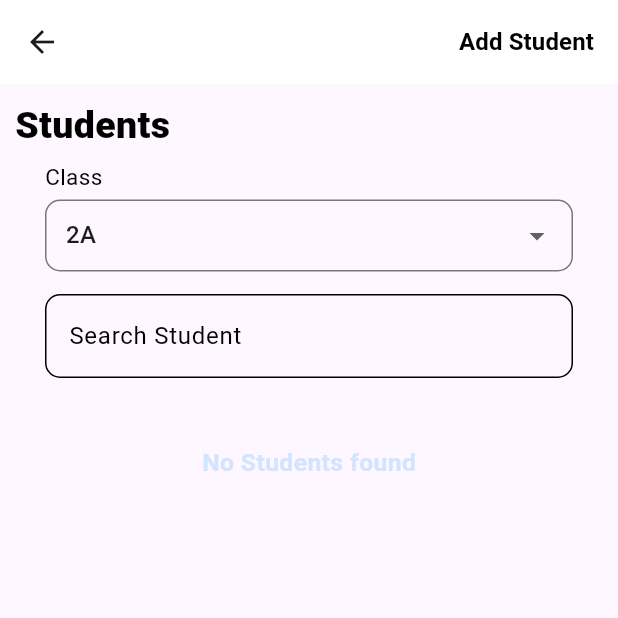
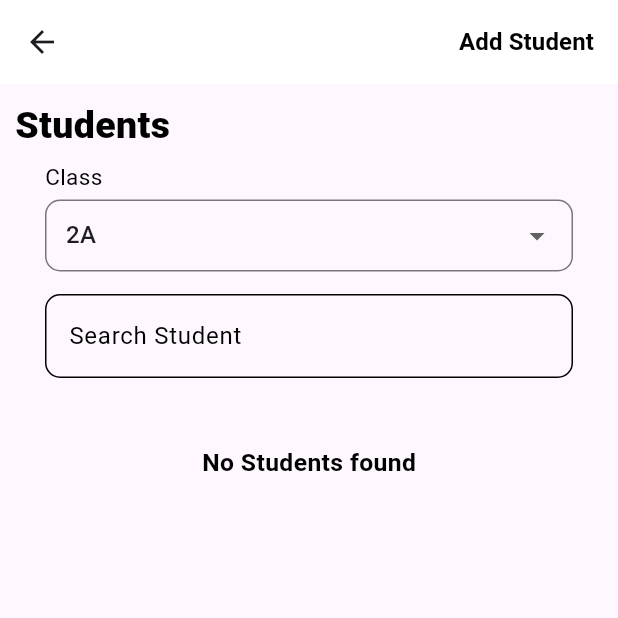
Before and after one commit to IMUSARAZA/ClassInsight, a Flutter app: the ManageStudents screen opened directly, on a phone screen of 412 x 824 dp, the top half of it. Run offline on Flutter 3.47's test engine with Material 3 defaults, Android fonts, the light colour scheme and no system bars; our stand-ins replace cloud_firestore, firebase_core; accounts and stored records are empty.

Commit message:
result edit and elete buttons added. next work is edit student screen

```diff
--- a/lib/Admin/ManageStudents.dart
+++ b/lib/Admin/ManageStudents.dart
@@ -1,3 +1,5 @@
+// ignore_for_file: prefer_const_constructors
+
 import 'package:classinsight/Const/Appcolors.dart';
 import 'package:classinsight/Model/StudentModel.dart';
 import 'package:classinsight/Services/Database_Service.dart';
@@ -111,8 +113,8 @@ class _ManageStudentsState extends State<ManageStudents> {
                         BorderSide(color: Appcolors.appLightBlue, width: 2.0),
                   ),
                 ),
-                items: <String>['2A', '1C', '3B', '3D', '4A']
-                    .map((String value) {
+                items:
+                    <String>['2A', '1C', '3B', '3D', '4A'].map((String value) {
                   return DropdownMenuItem<String>(
                     value: value,
                     child: Text(value),
@@ -166,7 +168,7 @@ class _ManageStudentsState extends State<ManageStudents> {
                     child: Text(
                       'No Students found',
                       style: TextStyle(
-                        color: Appcolors.appLightBlue,
+                        color: Colors.black,
                         fontSize: MediaQuery.of(context).size.width * 0.04,
                         fontWeight: FontWeight.w600,
                       ),
@@ -223,10 +225,43 @@ class _ManageStudentsState extends State<ManageStudents> {
                             ),
                           ),
                         ),
+                        DataColumn(
+                          label: Text(
+                            'Result',
+                            style: TextStyle(
+                              color: Colors.black,
+                              fontSize:
+                                  MediaQuery.of(context).size.width * 0.03,
+                              fontWeight: FontWeight.w600,
+                            ),
+                          ),
+                        ),
+                        DataColumn(
+                          label: Text(
+                            'Edit',
+                            style: TextStyle(
+                              color: Colors.black,
+                              fontSize:
+                                  MediaQuery.of(context).size.width * 0.03,
+                              fontWeight: FontWeight.w600,
+                            ),
+                          ),
+                        ),
+                        DataColumn(
+                          label: Text(
+                            'Delete',
+                            style: TextStyle(
+                              color: Colors.black,
+                              fontSize:
+                                  MediaQuery.of(context).size.width * 0.03,
+                              fontWeight: FontWeight.w600,
+                            ),
+                          ),
+                        ),
                       ],
                       rows: snapshot.data!
                           .map((Student student) => DataRow(
-                                color: MaterialStateColor.resolveWith(
+                                color: WidgetStateColor.resolveWith(
                                     (states) => Appcolors.appDarkBlue),
                                 cells: [
                                   DataCell(
@@ -234,10 +269,9 @@ class _ManageStudentsState extends State<ManageStudents> {
                                       student.studentRollNo,
                                       style: TextStyle(
                                         color: Colors.black,
-                                        fontSize: MediaQuery.of(context)
-                                                .size
-                                                .width *
-                                            0.03,
+                                        fontSize:
+                                            MediaQuery.of(context).size.width *
+                                                0.03,
                                         fontWeight: FontWeight.w600,
                                       ),
                                     ),
@@ -247,10 +281,9 @@ class _ManageStudentsState extends State<ManageStudents> {
                                       student.name,
                                       style: TextStyle(
                                         color: Colors.black,
-                                        fontSize: MediaQuery.of(context)
-                                                .size
-                                                .width *
-                                            0.03,
+                                        fontSize:
+                                            MediaQuery.of(context).size.width *
+                                                0.03,
                                         fontWeight: FontWeight.w600,
                                       ),
                                     ),
@@ -260,10 +293,9 @@ class _ManageStudentsState extends State<ManageStudents> {
                                       student.gender,
                                       style: TextStyle(
                                         color: Colors.black,
-                                        fontSize: MediaQuery.of(context)
-                                                .size
-                                                .width *
-                                            0.03,
+                                        fontSize:
+                                            MediaQuery.of(context).size.width *
+                                                0.03,
                                         fontWeight: FontWeight.w600,
                                       ),
                                     ),
@@ -273,11 +305,67 @@ class _ManageStudentsState extends State<ManageStudents> {
                                       student.fatherName,
                                       style: TextStyle(
                                         color: Colors.black,
-                                        fontSize: MediaQuery.of(context)
-                                                .size
-                                                .width *
-                                            0.03,
+                                        fontSize:
+                                            MediaQuery.of(context).size.width *
+                                                0.03,
                                         fontWeight: FontWeight.w600,
+                                      ),
+                                    ),
+                                  ),
+                                  DataCell(
+                                    GestureDetector(
+                                      onTap: () {
+                                        print(
+                                            "Result button pressed for student: ${student.name}");
+                                        // Replace with your logic to handle edit action
+                                      },
+                                      child: Image.asset(
+                                        "lib/Assets/result.png",
+                                        width:
+                                            MediaQuery.of(context).size.width *
+                                                0.03,
+                                        height:
+                                            MediaQuery.of(context).size.width *
+                                                0.03,
+                                        color: Colors.black,
+                                      ),
+                                    ),
+                                  ),
+                                  DataCell(
+                                    GestureDetector(
+                                      onTap: () {
+                                        print(
+                                            "Edit button pressed for student: ${student.name}");
+                                        // Replace with your logic to handle edit action
+                                      },
+                                      child: Image.asset(
+                                        "lib/Assets/edit.png",
+                                        width:
+                                            MediaQuery.of(context).size.width *
+                                                0.03,
+                                        height:
+                                            MediaQuery.of(context).size.width *
+                                                0.03,
+                                        color: Colors.black,
+                                      ),
+                                    ),
+                                  ),
+                                  DataCell(
+                                    GestureDetector(
+                                      onTap: () {
+                                        print(
+                                            "Delete button pressed for student: ${student.name}");
+                                        // Replace with your logic to handle edit action
+                                      },
+                                      child: Image.asset(
+                                        "lib/Assets/delete.png",
+                                        width:
+                                            MediaQuery.of(context).size.width *
+                                                0.03,
+                                        height:
+                                            MediaQuery.of(context).size.width *
+                                                0.03,
+                                        color: Colors.red,
                                       ),
                                     ),
                                   ),
```
Also changed, not shown: lib/Admin/AddStudent.dart (+38 -29 lines), pubspec.yaml (+5 -3 lines), lib/Assets/delete.png (added), lib/Assets/edit.png (added), lib/Assets/result.png (added).
